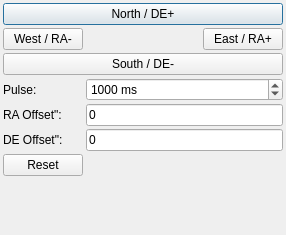
The window that kstars/ekos/guide/manualpulse.ui (KDE/kstars) describes before a commit, drawn with Qt 5.
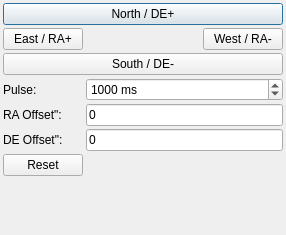
The same window after the commit. Icons and pictures are not drawn.

The edit to the form file:
```diff
--- a/kstars/ekos/guide/manualpulse.ui
+++ b/kstars/ekos/guide/manualpulse.ui
@@ -41,9 +41,9 @@
      <item>
       <layout class="QHBoxLayout" name="horizontalLayout">
        <item>
-        <widget class="QPushButton" name="westPulseB">
+        <widget class="QPushButton" name="eastPulseB">
          <property name="text">
-          <string>West / RA-</string>
+          <string>East / RA+</string>
          </property>
         </widget>
        </item>
@@ -61,9 +61,9 @@
         </spacer>
        </item>
        <item>
-        <widget class="QPushButton" name="eastPulseB">
+        <widget class="QPushButton" name="westPulseB">
          <property name="text">
-          <string>East / RA+</string>
+          <string>West / RA-</string>
          </property>
         </widget>
        </item>
```
Left out of the diff: 3 changed lines with no effect on the pictures.
